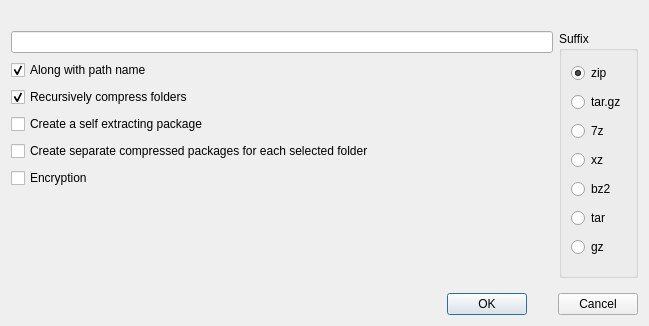
flysnow010/flyscp, file dialog/compressconfirmdialog.ui: the form before one commit.
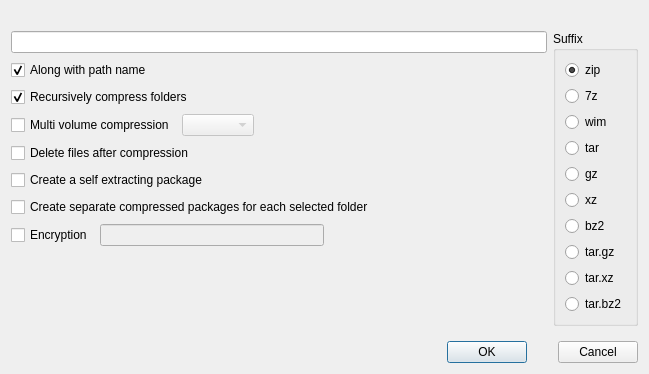
The form after the commit.

Commit message: update for compress and uncompress

Diff of the .ui file:
```diff
--- a/dialog/compressconfirmdialog.ui
+++ b/dialog/compressconfirmdialog.ui
@@ -7,7 +7,7 @@
     <x>0</x>
     <y>0</y>
     <width>649</width>
-    <height>326</height>
+    <height>303</height>
    </rect>
   </property>
   <property name="sizePolicy">
@@ -72,6 +72,47 @@
            </property>
           </widget>
          </item>
+         <item>
+          <layout class="QHBoxLayout" name="horizontalLayout_5">
+           <property name="topMargin">
+            <number>0</number>
+           </property>
+           <item>
+            <widget class="QCheckBox" name="cbMultiVolume">
+             <property name="text">
+              <string>Multi volume compression</string>
+             </property>
+            </widget>
+           </item>
+           <item>
+            <widget class="QComboBox" name="comboBoxVolumeSize">
+             <property name="enabled">
+              <bool>false</bool>
+             </property>
+            </widget>
+           </item>
+           <item>
+            <spacer name="horizontalSpacer_3">
+             <property name="orientation">
+              <enum>Qt::Horizontal</enum>
+             </property>
+             <property name="sizeHint" stdset="0">
+              <size>
+               <width>40</width>
+               <height>20</height>
+              </size>
+             </property>
+            </spacer>
+           </item>
+          </layout>
+         </item>
+         <item>
+          <widget class="QCheckBox" name="cbMoveCompress">
+           <property name="text">
+            <string>Delete files after compression</string>
+           </property>
+          </widget>
+         </item>
          <item>
           <widget class="QCheckBox" name="cbCreateSFX">
            <property name="text">
@@ -87,11 +128,47 @@
           </widget>
          </item>
          <item>
-          <widget class="QCheckBox" name="cbEncryption">
-           <property name="text">
-            <string>Encryption</string>
+          <layout class="QHBoxLayout" name="horizontalLayout_4">
+           <property name="leftMargin">
+            <number>0</number>
            </property>
-          </widget>
+           <property name="topMargin">
+            <number>0</number>
+           </property>
+           <item>
+            <widget class="QCheckBox" name="cbEncryption">
+             <property name="text">
+              <string>Encryption</string>
+             </property>
+            </widget>
+           </item>
+           <item>
+            <widget class="QLineEdit" name="lineEditPassword">
+             <property name="enabled">
+              <bool>false</bool>
+             </property>
+             <property name="text">
+              <string/>
+             </property>
+             <property name="echoMode">
+              <enum>QLineEdit::Password</enum>
+             </property>
+            </widget>
+           </item>
+           <item>
+            <spacer name="horizontalSpacer_2">
+             <property name="orientation">
+              <enum>Qt::Horizontal</enum>
+             </property>
+             <property name="sizeHint" stdset="0">
+              <size>
+               <width>40</width>
+               <height>20</height>
+              </size>
+             </property>
+            </spacer>
+           </item>
+          </layout>
          </item>
          <item>
           <spacer name="verticalSpacer">
@@ -133,21 +210,35 @@
          </widget>
         </item>
         <item>
-         <widget class="QRadioButton" name="rbTargz">
-          <property name="text">
-           <string>tar.gz</string>
-          </property>
-         </widget>
-        </item>
-        <item>
-         <widget class="QRadioButton" name="bz7z">
+         <widget class="QRadioButton" name="rb7z">
           <property name="text">
            <string>7z</string>
           </property>
          </widget>
         </item>
         <item>
-         <widget class="QRadioButton" name="bzXZ">
+         <widget class="QRadioButton" name="rbWim">
+          <property name="text">
+           <string>wim</string>
+          </property>
+         </widget>
+        </item>
+        <item>
+         <widget class="QRadioButton" name="rbTar">
+          <property name="text">
+           <string>tar</string>
+          </property>
+         </widget>
+        </item>
+        <item>
+         <widget class="QRadioButton" name="rbGZ">
+          <property name="text">
+           <string>gz</string>
+          </property>
+         </widget>
+        </item>
+        <item>
+         <widget class="QRadioButton" name="rbXZ">
           <property name="text">
            <string>xz</string>
           </property>
@@ -163,14 +254,21 @@
         <item>
          <widget class="QRadioButton" name="bzTar">
           <property name="text">
-           <string>tar</string>
+           <string>tar.gz</string>
           </property>
          </widget>
         </item>
         <item>
          <widget class="QRadioButton" name="bzGZ">
           <property name="text">
-           <string>gz</string>
+           <string>tar.xz</string>
+          </property>
+         </widget>
+        </item>
+        <item>
+         <widget class="QRadioButton" name="rbTarBz2">
+          <property name="text">
+           <string>tar.bz2</string>
           </property>
          </widget>
         </item>
```
Left out of the diff: 44 changed lines with no effect on the pictures. The commit also changes 8 other files.
